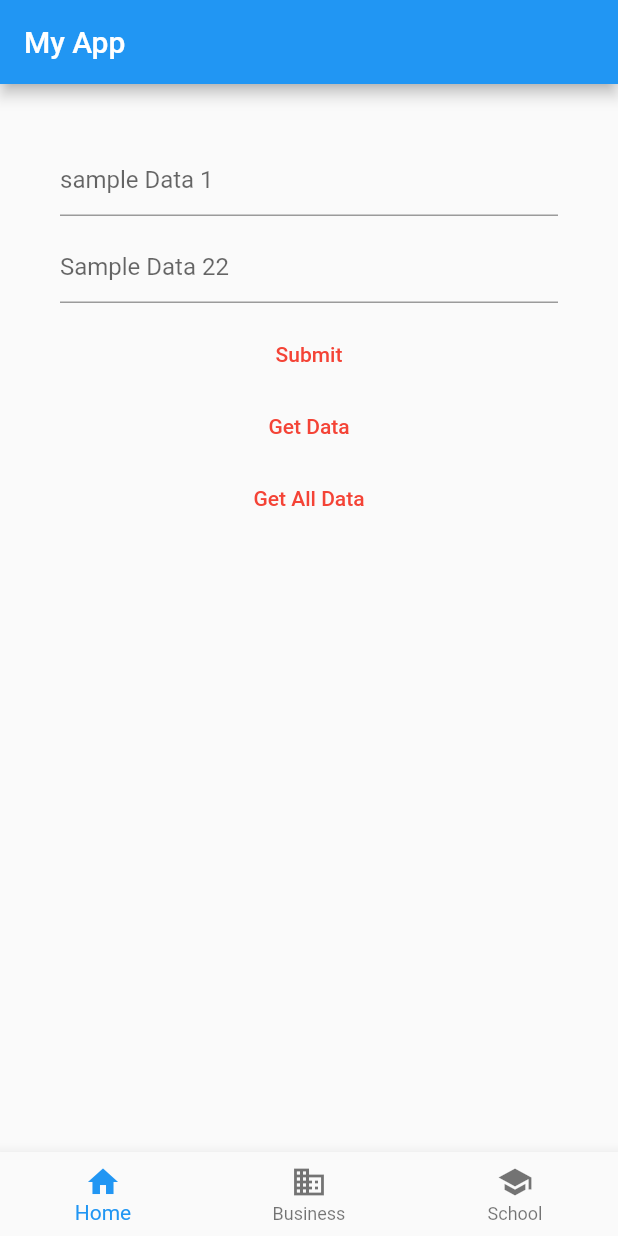
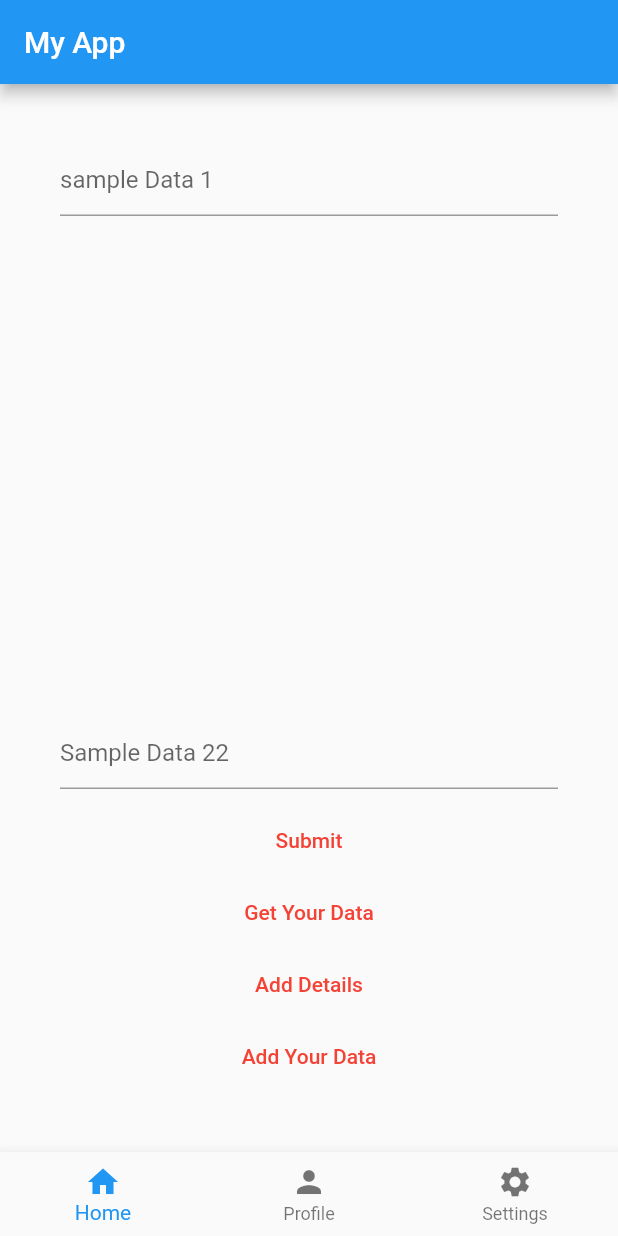
Before and after one commit to blink486/firebase_conn, a Flutter app: the screen it shows after launch, on a phone screen of 412 x 824 dp. Run offline on Flutter 3.47's test engine with Material 2 defaults, Android fonts, the phone set to English and light mode, and no system bars; our stand-ins replace cloud_firestore, firebase_core; accounts and stored records are empty.

Commit message:
version001

```diff
--- a/lib/main.dart
+++ b/lib/main.dart
@@ -3,6 +3,7 @@
 // get https://www.youtube.com/watch?v=QshpV3gh708
 
 import 'package:firebase_conn/alldata.dart';
+import 'package:firebase_conn/screens/adddetails.dart';
 import 'package:firebase_core/firebase_core.dart';
 import 'package:cloud_firestore/cloud_firestore.dart';
 import 'package:flutter/material.dart';
@@ -31,6 +32,7 @@ class _MyAppState extends State<MyApp> {
   @override
   Widget build(BuildContext context) {
     return Scaffold(
+      resizeToAvoidBottomInset: false,
       appBar: AppBar(
         title: Text("My App"),
       ),
@@ -39,13 +41,15 @@ class _MyAppState extends State<MyApp> {
         child: Center(
           child: Column(
             children: [
-              TextFormField(
-                controller: sampledata1,
-                decoration: InputDecoration(hintText: "sample Data 1"),
+              Expanded(
+                child: TextFormField(
+                  controller: sampledata1,
+                  decoration: InputDecoration(hintText: "sample Data 1"),
+                ),
               ),
-              SizedBox(
-                height: 10.0,
-              ),
+              // SizedBox(
+              //   height: 10.0,
+              // ),
               TextFormField(
                 controller: sampledata2,
                 decoration: InputDecoration(hintText: "Sample Data 22"),
@@ -78,7 +82,7 @@ class _MyAppState extends State<MyApp> {
                   print(variable['field1']);
                   print(variable['field2']);
                 },
-                child: Text("Get Data"),
+                child: Text("Get Your Data"),
               ),
               TextButton(
                 style: TextButton.styleFrom(
@@ -90,7 +94,19 @@ class _MyAppState extends State<MyApp> {
                       MaterialPageRoute(
                           builder: (BuildContext context) => alldata()));
                 },
-                child: Text("Get All Data"),
+                child: Text("Add Details"),
+              ),
+              TextButton(
+                style: TextButton.styleFrom(
+                  primary: Colors.red, // foreground
+                ),
+                onPressed: () async {
+                  Navigator.push(
+                      context,
+                      MaterialPageRoute(
+                          builder: (BuildContext context) => AddDetails()));
+                },
+                child: Text("Add Your Data"),
               ),
             ],
           ),
@@ -99,18 +115,26 @@ class _MyAppState extends State<MyApp> {
       bottomNavigationBar: BottomNavigationBar(
         items: const <BottomNavigationBarItem>[
           BottomNavigationBarItem(
-            icon: Icon(Icons.home),
-            label: 'Home',
-          ),
+              icon: Icon(Icons.home),
+              label: 'Home',
+              backgroundColor: Colors.teal),
           BottomNavigationBarItem(
-            icon: Icon(Icons.business),
-            label: 'Business',
-          ),
+              icon: Icon(Icons.person),
+              label: 'Profile',
+              backgroundColor: Colors.cyan),
           BottomNavigationBarItem(
-            icon: Icon(Icons.school),
-            label: 'School',
+            icon: Icon(Icons.settings),
+            label: 'Settings',
+            backgroundColor: Colors.lightBlue,
           ),
         ],
+        // type: BottomNavigationBarType.shifting,
+        // currentIndex: _selectedIndex,
+        // selectedItemColor: Colors.white,
+        // unselectedItemColor: Colors.grey,
+        // iconSize: 40,
+        // onTap: _onItemTap,
+        // elevation: 5
       ),
     );
   }
```
Also changed, not shown: lib/screens/adddetails.dart (added, +96 -0 lines), lib/screens/pages.dart (added, +12 -0 lines).
